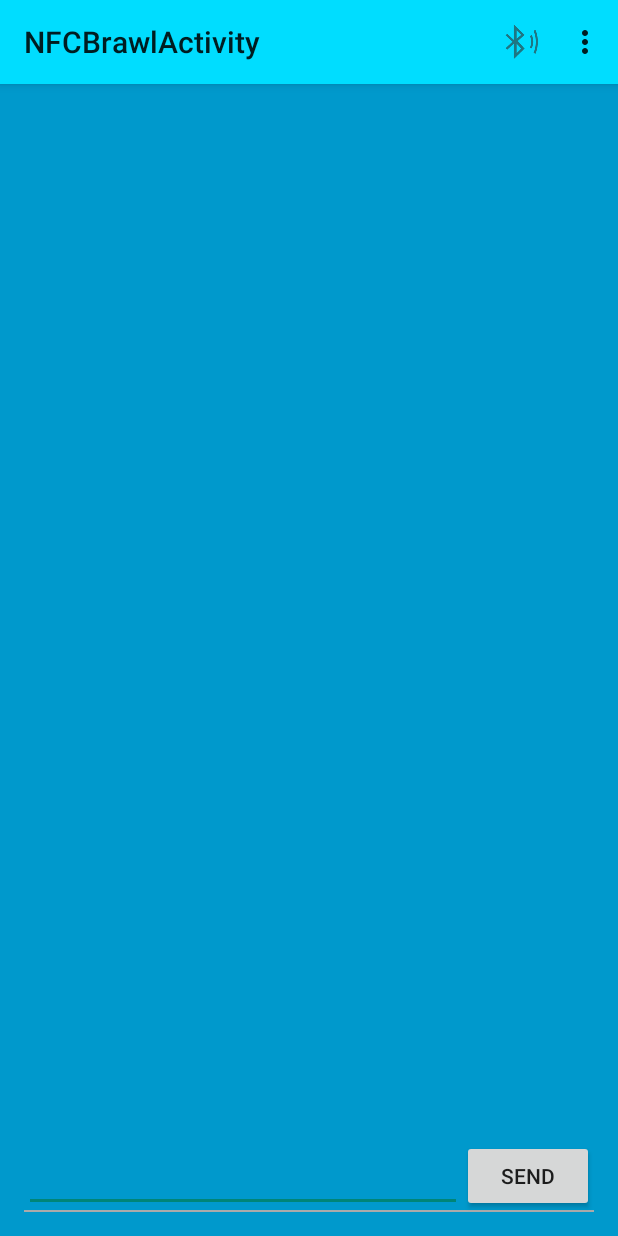
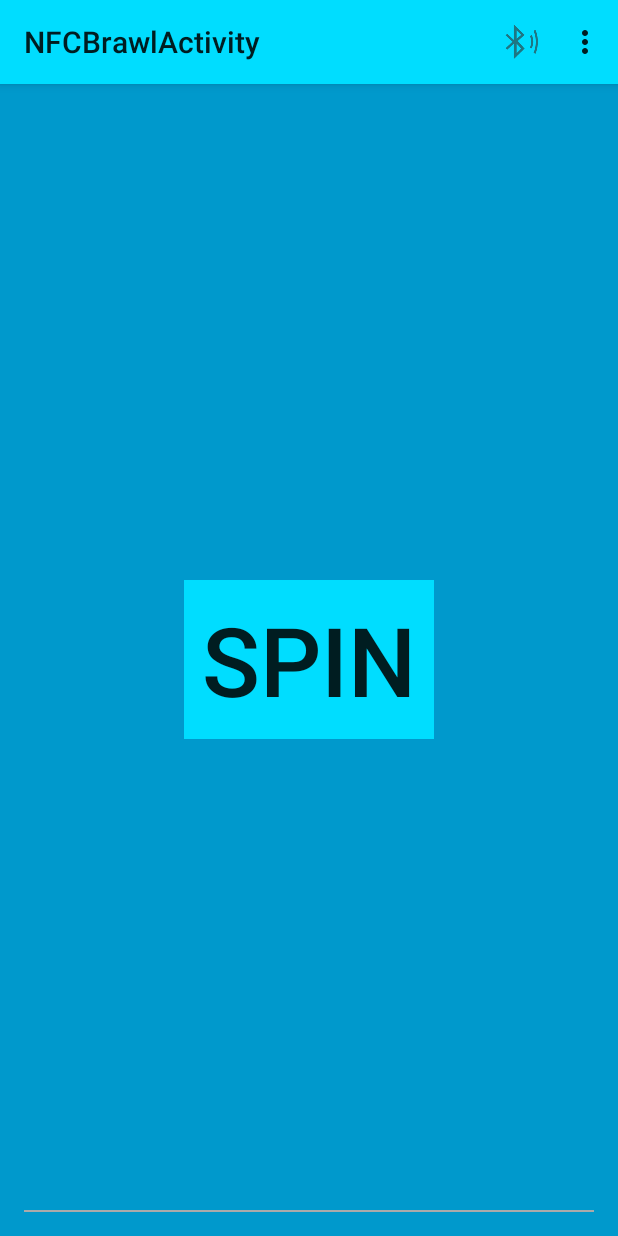
Before and after one commit to ccl2of4/Spin-Counter, an Android app: the BluetoothFragment screen opened directly, with no data from a screen before it, on a phone screen of 412 x 824 dp. Run offline under Robolectric (Android 15) with nearby library versions, the phone set to English and light mode, and no system bars.

Commit message:
made some progress toward bluetooth games

```diff
--- a/app/src/main/java/groupn/spin_counter/bluetooth/BluetoothFragment.java
+++ b/app/src/main/java/groupn/spin_counter/bluetooth/BluetoothFragment.java
@@ -40,10 +40,13 @@ import android.widget.ArrayAdapter;
 import android.widget.Button;
 import android.widget.EditText;
 import android.widget.ListView;
+import android.widget.RelativeLayout;
 import android.widget.TextView;
 import android.widget.Toast;
 
 import groupn.spin_counter.R;
+import groupn.spin_counter.SpinCounter;
+import groupn.spin_counter.view.SpinnerView;
 
 import static groupn.spin_counter.MainActivity.getUName;
 
@@ -63,20 +66,13 @@ public class BluetoothFragment extends Fragment {
     private static final int REQUEST_CONNECT_DEVICE_SECURE = 1;
     private static final int REQUEST_ENABLE_BT = 3;
 
-    // Layout Views
-    private ListView mConversationView;
-    private EditText mOutEditText;
-    private Button mSendButton;
+    private SpinCounter mSpinCounter;
+    private SpinnerView mSpinnerView;
 
     /**
      * Name of the connected device
      */
     private String mConnectedDeviceName = null;
-
-    /**
-     * Array adapter for the message thread
-     */
-    private ArrayAdapter<String> mArrayAdapter;
 
     /**
      * String buffer for outgoing messages
@@ -106,8 +102,9 @@ public class BluetoothFragment extends Fragment {
             Toast.makeText(activity, "Bluetooth is not available", Toast.LENGTH_LONG).show();
             activity.finish();
         }
+
+        mSpinCounter = new SpinCounter (getActivity());
     }
-
 
     @Override
     public void onStart() {
@@ -155,42 +152,36 @@ public class BluetoothFragment extends Fragment {
 
     @Override
     public void onViewCreated(View view, @Nullable Bundle savedInstanceState) {
-        mConversationView = (ListView) view.findViewById(R.id.in);
-        mOutEditText = (EditText) view.findViewById(R.id.edit_text_out);
-        mSendButton = (Button) view.findViewById(R.id.button_send);
+        mSpinnerView = makeSpinnerView ();
+        mSpinnerView.setCountdownListener (mCountdownListener);
+        RelativeLayout layout = (RelativeLayout)getActivity().findViewById (R.id.bluetooth_main);
+        layout.addView (mSpinnerView);
     }
 
+    private SpinnerView makeSpinnerView () {
+        SpinnerView result = new SpinnerView(getActivity());
+        RelativeLayout.LayoutParams params = new RelativeLayout.LayoutParams(ViewGroup.LayoutParams.WRAP_CONTENT, ViewGroup.LayoutParams.WRAP_CONTENT);
+        params.addRule(RelativeLayout.CENTER_HORIZONTAL);
+        params.addRule(RelativeLayout.CENTER_VERTICAL);
+        result.setLayoutParams(params);
+        return result;
+    }
 
+    private final SpinnerView.CountdownListener mCountdownListener = new SpinnerView.CountdownListener() {
+        @Override
+        public void countdownStarted() {
+            mSpinCounter.prep();
+        }
+        @Override
+        public void countdownFinished() {
+            mSpinCounter.start();
+        }
+    };
 
     /**
      * Set up the UI and background operations for chat.
      */
     private void setupChat() {
-        Log.d(TAG, "setupChat()");
-
-        // Initialize the array adapter for the conversation thread
-        mArrayAdapter = new ArrayAdapter<String>(getActivity(), R.layout.message);
-
-        mConversationView.setAdapter(mArrayAdapter);
-
-        // Initialize the compose field with a listener for the return key
-        mOutEditText.setOnEditorActionListener(mWriteListener);
-
-        // Initialize the send button with a listener that for click events
-        mSendButton.setOnClickListener(new View.OnClickListener() {
-            public void onClick(View v) {
-                // Send a message using content of the edit text widget
-                View view = getView();
-                if (null != view) {
-                    TextView textView = (TextView) view.findViewById(R.id.edit_text_out);
-                    String message = textView.getText().toString();
-                    sendMessage(message);
-                }
-
-                //Start of Spin Protocol//
-                sendMessage(""+getUName());
-            }
-        });
 
         // Initialize the BluetoothService to perform bluetooth connections
         mChatService = new BluetoothService(getActivity(), mHandler);
@@ -231,7 +222,6 @@ public class BluetoothFragment extends Fragment {
 
             // Reset out string buffer to zero and clear the edit text field
             mOutStringBuffer.setLength(0);
-            mOutEditText.setText(mOutStringBuffer);
         }
     }
 
@@ -296,7 +286,8 @@ public class BluetoothFragment extends Fragment {
                     switch (msg.arg1) {
                         case BluetoothService.STATE_CONNECTED:
                             setStatus(getString(R.string.title_connected_to, mConnectedDeviceName));
-                            mArrayAdapter.clear();
+
+                            // TODO: do something else here probably, idk
                             break;
                         case BluetoothService.STATE_CONNECTING:
                             setStatus(R.string.title_connecting);
@@ -307,21 +298,23 @@ public class BluetoothFragment extends Fragment {
                             break;
                     }
                     break;
+
+                // user just made a move
                 case Constants.MESSAGE_WRITE:
                     byte[] writeBuf = (byte[]) msg.obj;
                     // construct a string from the buffer
                     String writeMessage = new String(writeBuf);
-                    Log.d("SENT",writeMessage);
-                    mArrayAdapter.add("Me:  " + writeMessage);
 
+                    // TODO: do something with that information
                     break;
+
+                // opponent just made a move
                 case Constants.MESSAGE_READ:
                     byte[] readBuf = (byte[]) msg.obj;
                     // construct a string from the valid bytes in the buffer
                     String readMessage = new String(readBuf, 0, msg.arg1);
-                    Log.d("RECIEVED",readMessage);
-                    mArrayAdapter.add(mConnectedDeviceName + ":  " + readMessage);
 
+                    // TODO: do something with that information
                     break;
                 case Constants.MESSAGE_DEVICE_NAME:
                     // save the connected device's name
--- a/app/src/main/java/groupn/spin_counter/view/SpinnerView.java
+++ b/app/src/main/java/groupn/spin_counter/view/SpinnerView.java
@@ -159,6 +159,7 @@ public class SpinnerView extends RelativeLayout {
                     public void run () {
                         mCountdownTextView.setVisibility (View.GONE);
                         mSpinsTextView.setVisibility (View.VISIBLE);
+                        setNumberOfSpins (0);
 
                         if (mCountdownListener != null) {
                             mCountdownListener.countdownFinished ();
--- a/app/src/main/res/layout/fragment_bluetooth.xml
+++ b/app/src/main/res/layout/fragment_bluetooth.xml
@@ -14,36 +14,10 @@
  See the License for the specific language governing permissions and
  limitations under the License.
 -->
-<LinearLayout xmlns:android="http://schemas.android.com/apk/res/android"
+<RelativeLayout xmlns:android="http://schemas.android.com/apk/res/android"
               android:layout_width="match_parent"
               android:layout_height="match_parent"
-              android:orientation="vertical" >
+              android:orientation="vertical"
+              android:id="@+id/bluetooth_main">
 
-    <ListView
-        android:id="@+id/in"
-        android:layout_width="match_parent"
-        android:layout_height="match_parent"
-        android:layout_weight="1"
-        android:stackFromBottom="true"
-        android:transcriptMode="alwaysScroll" />
-
-    <LinearLayout
-        android:layout_width="match_parent"
-        android:layout_height="wrap_content"
-        android:orientation="horizontal" >
-
-        <EditText
-            android:id="@+id/edit_text_out"
-            android:layout_width="wrap_content"
-            android:layout_height="wrap_content"
-            android:layout_gravity="bottom"
-            android:layout_weight="1" />
-
-        <Button
-            android:id="@+id/button_send"
-            android:layout_width="wrap_content"
-            android:layout_height="wrap_content"
-            android:text="@string/send" />
-    </LinearLayout>
-
-</LinearLayout>
+</RelativeLayout>
```
